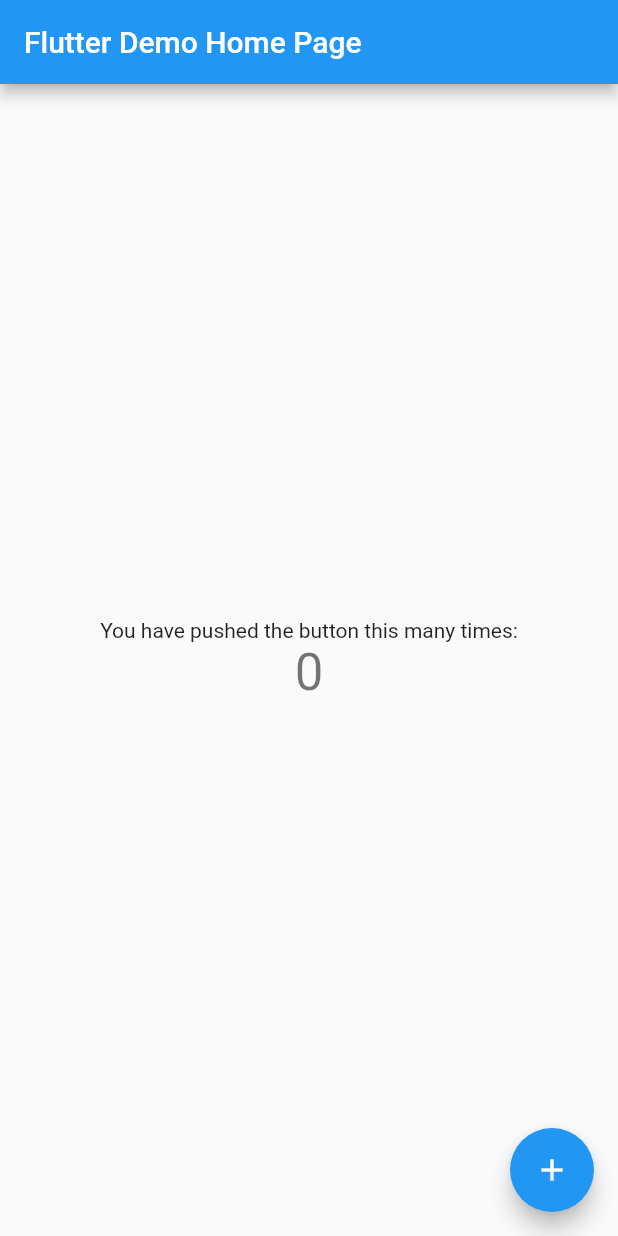
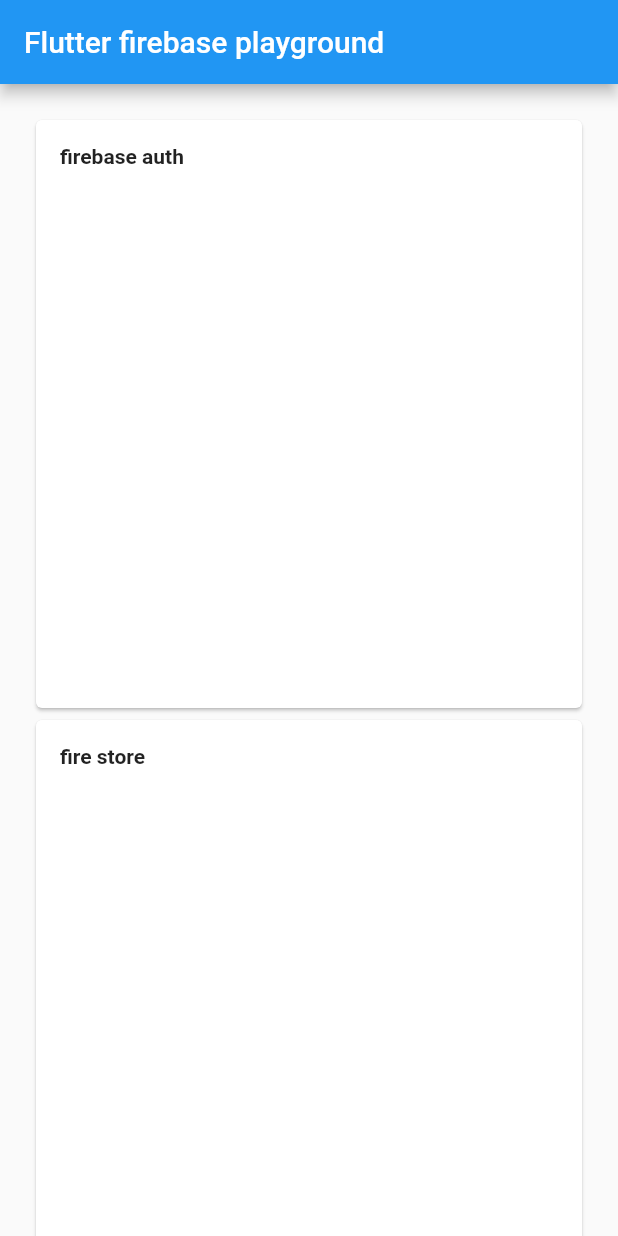
Before and after one commit to nasum/flutter_firebase_playground, a Flutter app: the screen it shows after launch, on a phone screen of 412 x 824 dp. Run offline on Flutter 3.47's test engine with Material 2 defaults, Android fonts, the phone set to English and light mode, and no system bars.

Commit message:
add card ui

```diff
--- a/lib/main.dart
+++ b/lib/main.dart
@@ -9,14 +9,6 @@ class MyApp extends StatelessWidget {
     return new MaterialApp(
       title: 'Flutter Demo',
       theme: new ThemeData(
-        // This is the theme of your application.
-        //
-        // Try running your application with "flutter run". You'll see the
-        // application has a blue toolbar. Then, without quitting the app, try
-        // changing the primarySwatch below to Colors.green and then invoke
-        // "hot reload" (press "r" in the console where you ran "flutter run",
-        // or press Run > Flutter Hot Reload in IntelliJ). Notice that the
-        // counter didn't reset back to zero; the application is not restarted.
         primarySwatch: Colors.blue,
       ),
       home: new MyHomePage(title: 'Flutter Demo Home Page'),
@@ -27,15 +19,6 @@ class MyApp extends StatelessWidget {
 class MyHomePage extends StatefulWidget {
   MyHomePage({Key key, this.title}) : super(key: key);
 
-  // This widget is the home page of your application. It is stateful, meaning
-  // that it has a State object (defined below) that contains fields that affect
-  // how it looks.
-
-  // This class is the configuration for the state. It holds the values (in this
-  // case the title) provided by the parent (in this case the App widget) and
-  // used by the build method of the State. Fields in a Widget subclass are
-  // always marked "final".
-
   final String title;
 
   @override
@@ -43,67 +26,51 @@ class MyHomePage extends StatefulWidget {
 }
 
 class _MyHomePageState extends State<MyHomePage> {
-  int _counter = 0;
-
-  void _incrementCounter() {
-    setState(() {
-      // This call to setState tells the Flutter framework that something has
-      // changed in this State, which causes it to rerun the build method below
-      // so that the display can reflect the updated values. If we changed
-      // _counter without calling setState(), then the build method would not be
-      // called again, and so nothing would appear to happen.
-      _counter++;
-    });
-  }
-
   @override
   Widget build(BuildContext context) {
-    // This method is rerun every time setState is called, for instance as done
-    // by the _incrementCounter method above.
-    //
-    // The Flutter framework has been optimized to make rerunning build methods
-    // fast, so that you can just rebuild anything that needs updating rather
-    // than having to individually change instances of widgets.
-    return new Scaffold(
-      appBar: new AppBar(
-        // Here we take the value from the MyHomePage object that was created by
-        // the App.build method, and use it to set our appbar title.
-        title: new Text(widget.title),
-      ),
-      body: new Center(
-        // Center is a layout widget. It takes a single child and positions it
-        // in the middle of the parent.
-        child: new Column(
-          // Column is also layout widget. It takes a list of children and
-          // arranges them vertically. By default, it sizes itself to fit its
-          // children horizontally, and tries to be as tall as its parent.
-          //
-          // Invoke "debug paint" (press "p" in the console where you ran
-          // "flutter run", or select "Toggle Debug Paint" from the Flutter tool
-          // window in IntelliJ) to see the wireframe for each widget.
-          //
-          // Column has various properties to control how it sizes itself and
-          // how it positions its children. Here we use mainAxisAlignment to
-          // center the children vertically; the main axis here is the vertical
-          // axis because Columns are vertical (the cross axis would be
-          // horizontal).
-          mainAxisAlignment: MainAxisAlignment.center,
-          children: <Widget>[
-            new Text(
-              'You have pushed the button this many times:',
+    return new MaterialApp(
+        home: new Scaffold(
+            appBar: new AppBar(
+              title: new Text('Flutter firebase playground'),
             ),
-            new Text(
-              '$_counter',
-              style: Theme.of(context).textTheme.display1,
-            ),
-          ],
-        ),
-      ),
-      floatingActionButton: new FloatingActionButton(
-        onPressed: _incrementCounter,
-        tooltip: 'Increment',
-        child: new Icon(Icons.add),
-      ), // This trailing comma makes auto-formatting nicer for build methods.
-    );
+            body: new ListView(
+                shrinkWrap: true,
+                padding: const EdgeInsets.all(20.0),
+                children: [
+                  new SizedBox(
+                      height: 400.0,
+                      child: new Card(
+                          color: Colors.white,
+                          child: new Column(
+                              crossAxisAlignment: CrossAxisAlignment.start,
+                              children: [
+                                new Container(
+                                  padding: const EdgeInsets.all(16.0),
+                                  child: new Text(
+                                    'firebase auth',
+                                    style: new TextStyle(
+                                      fontWeight: FontWeight.bold,
+                                    ),
+                                  ),
+                                )
+                              ]))),
+                  new SizedBox(
+                      height: 400.0,
+                      child: new Card(
+                          color: Colors.white,
+                          child: new Column(
+                              crossAxisAlignment: CrossAxisAlignment.start,
+                              children: [
+                                new Container(
+                                  padding: const EdgeInsets.all(16.0),
+                                  child: new Text(
+                                    'fire store',
+                                    style: new TextStyle(
+                                      fontWeight: FontWeight.bold,
+                                    ),
+                                  ),
+                                )
+                              ])))
+                ])));
   }
 }
```
Also changed, not shown: pubspec.lock.
